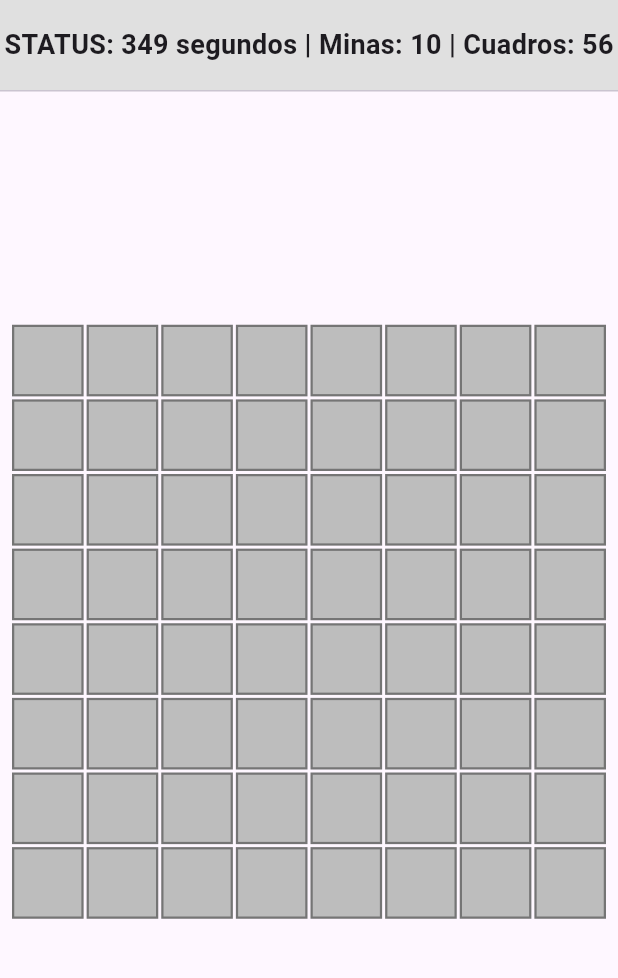
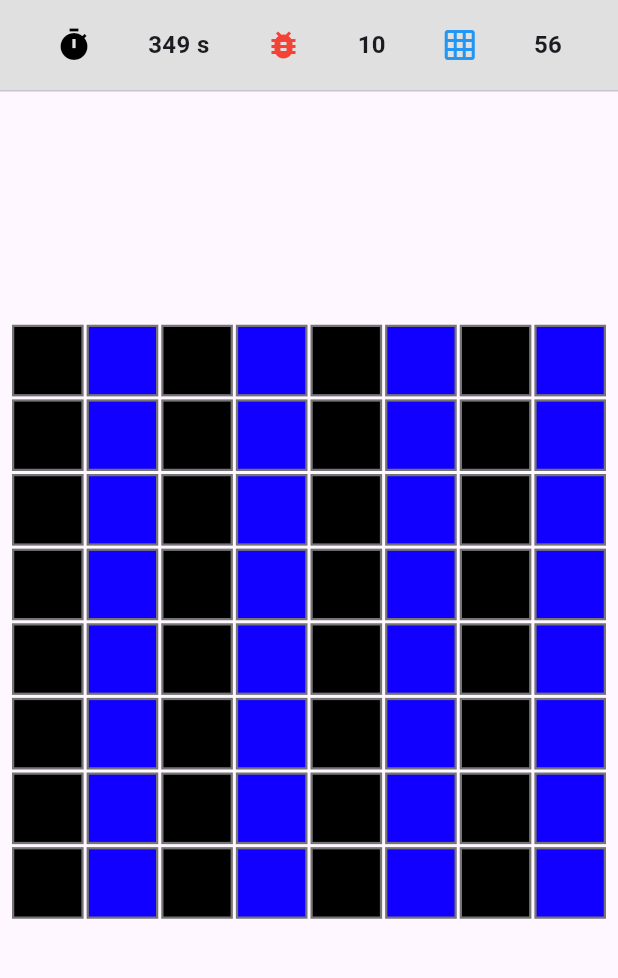
Before and after one commit to Lord-Aitel/3479A321_2022479051, a Flutter app: the screen it shows after launch, on a phone screen of 412 x 824 dp, the part 84-1062 px from its top. Run offline on Flutter 3.47's test engine with Material 3 defaults, Android fonts, the phone set to English and light mode, and no system bars.

Commit message:
Ajustes en main.dart antes de cambiar de rama

```diff
--- a/lib/main.dart
+++ b/lib/main.dart
@@ -29,11 +29,23 @@
   Container(
   height: 60,
   color: Colors.grey[300],
-  child: const Center(
-  child: Text('STATUS: 349 segundos | Minas: 10 | Cuadros: 56',
-  style: TextStyle(fontWeight: FontWeight.bold, fontSize: 18),
+  child: Container(
+  height: 60,
+  color: Colors.grey[300],
+  child: Row(
+    mainAxisAlignment: MainAxisAlignment.spaceEvenly,
+    children: const [
+      Icon(Icons.timer, color: Colors.black),
+      Text('349 s', style: TextStyle(fontWeight: FontWeight.bold, fontSize: 16)),
+      Icon(Icons.bug_report, color: Colors.red), //minas
+      Text('10', style: TextStyle(fontWeight: FontWeight.bold, fontSize: 16)),
+      Icon(Icons.grid_on, color: Colors.blue), //cuadros
+      Text('56', style: TextStyle(fontWeight: FontWeight.bold, fontSize: 16)),
+    ],
   ),
-  ),
+),
+
+
   ),
   const Divider(height: 1),
   // Área de Juego
@@ -46,35 +58,6 @@
   );
   }
   }
-  /*
-  Widget _gameBoard() {
-  return Center(
-  child: Padding(
-  padding: const EdgeInsets.all(8.0),
-  child: AspectRatio(
-  aspectRatio: 1.0, // Cuadrado perfecto
-  child: GridView.builder(
-  physics: const NeverScrollableScrollPhysics(), // Bloquea el scroll
-  gridDelegate: const SliverGridDelegateWithFixedCrossAxisCount(
-  crossAxisCount: 8, // 8 columnas
-  crossAxisSpacing: 2.0,
-  mainAxisSpacing: 2.0,
-  ),
-  itemCount: 64, // 8x8 = 64 celdas
-  itemBuilder: (context, index) {
-  return Container(
-  decoration: BoxDecoration(
-  color: Colors.grey[400],
-  border: Border.all(color: Colors.grey[600]!, width: 1.5),
-  ),
-  );
-  },
-  ),
-  ),
-  ),
-  );
-  }
-  */
   Widget _gameBoard() {
   return Center(
   child: Padding(
@@ -110,8 +93,8 @@ class MineCell extends StatelessWidget {
   Widget build(BuildContext context) {
     return Container(
     decoration: BoxDecoration(
-    color: Colors.grey[400],
-    border: Border.all(color: Colors.grey[600]!, width: 1.5),
+    color: index % 2 == 0 ? const Color.fromARGB(255, 0, 0, 0) : const Color.fromARGB(255, 17, 0, 255),
+        border: Border.all(color: Colors.grey[600]!, width: 1.5),
     ),
     );
   }
```
